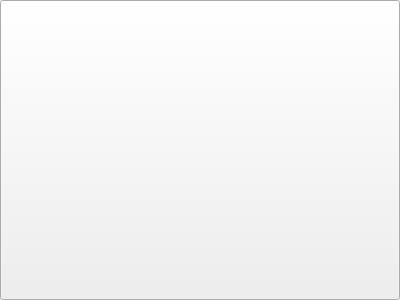
This is colorbutton.ui in dryerem19/IconEditor as Qt 5 draws it before an edit. The edited form follows.
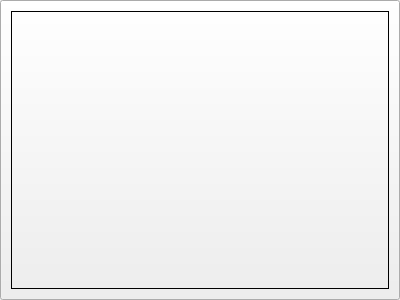
This is the edited form.

Commit message: Переделал api colorbutton

Diff of the .ui file:
```diff
--- a/colorbutton.ui
+++ b/colorbutton.ui
@@ -10,9 +10,36 @@
     <height>300</height>
    </rect>
   </property>
+  <property name="minimumSize">
+   <size>
+    <width>0</width>
+    <height>40</height>
+   </size>
+  </property>
   <property name="windowTitle">
    <string>Form</string>
   </property>
+  <layout class="QHBoxLayout" name="horizontalLayout">
+   <item>
+    <widget class="QLabel" name="colorLabel">
+     <property name="sizePolicy">
+      <sizepolicy hsizetype="Expanding" vsizetype="Expanding">
+       <horstretch>0</horstretch>
+       <verstretch>0</verstretch>
+      </sizepolicy>
+     </property>
+     <property name="frameShape">
+      <enum>QFrame::Shape::Box</enum>
+     </property>
+     <property name="text">
+      <string/>
+     </property>
+     <property name="alignment">
+      <set>Qt::AlignmentFlag::AlignCenter</set>
+     </property>
+    </widget>
+   </item>
+  </layout>
  </widget>
  <resources/>
  <connections/>
```
The commit also changes 3 other files.
